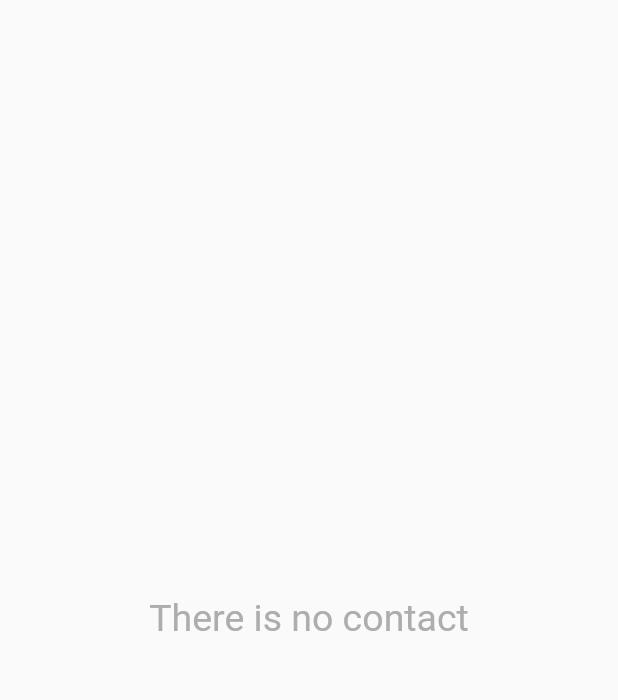
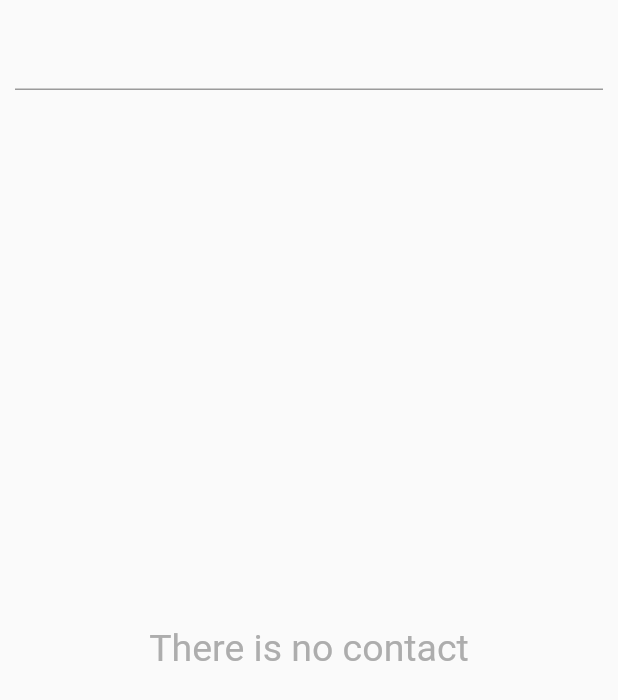
Before and after one commit to MURABIT-PASHA/Mobile-Programming-Homework-4, a Flutter app: the ContactPage screen opened by its route, on a phone screen of 412 x 824 dp. Shown: the top 700 px of the screen. Run offline on Flutter 3.47's test engine with Material 2 defaults, Android fonts, the phone set to English and light mode, and no system bars; our stand-ins replace lottie; Roboto replaces fonts that are missing (Dongle).

Commit message:
Some bugs are fixed

```diff
--- a/lib/contact_page.dart
+++ b/lib/contact_page.dart
@@ -2,6 +2,7 @@ import 'dart:convert';
 import 'dart:io';
 
 import 'package:flutter/material.dart';
+import 'package:homework_4/contact_manager.dart';
 import 'package:homework_4/edit_page.dart';
 import 'package:path_provider/path_provider.dart';
 
@@ -14,11 +15,72 @@ class ContactPage extends StatefulWidget {
 }
 
 class _ContactPageState extends State<ContactPage> {
+  String find = "";
+  Color activeColor = const Color(0xFF000000);
+  Color nonactiveColor = const Color(0xFFADADAD);
+  ContactManager contactManager = ContactManager();
+  List<String> contacts = [];
   @override
   Widget build(BuildContext context) {
-    Color activeColor = const Color(0xFF000000);
-    Color nonactiveColor = const Color(0xFFADADAD);
-    List<String> contacts = [];
+    return Scaffold(
+      body: SafeArea(
+        child: ListView(
+          children: [
+            Container(
+              padding: const EdgeInsets.all(10),
+              width: MediaQuery.of(context).size.width,
+              height: 70,
+              child: TextField(
+                decoration: InputDecoration(
+                  suffix: IconButton(
+                      onPressed: ()async{
+                        var person = await contactManager.getContact(find);
+                        print(person);
+                      },
+                      icon: Icon(Icons.search, color: Colors.black,)),
+                ),
+                onChanged: (value){
+                  find = value;
+                },
+              ),
+            ),
+            Container(
+              height: MediaQuery.of(context).size.height - 100,
+              width: MediaQuery.of(context).size.width,
+              child: FutureBuilder(
+                  future: getContact(),
+                  builder: (builder, snapshot) {
+                    if (snapshot.hasData && contacts != []) {
+                      return ListView.builder(
+                          itemCount: contacts.length,
+                          itemBuilder: (itemBuilder, index) {
+                            return ListTile(
+                              tileColor: Colors.indigo,
+                              shape: RoundedRectangleBorder(
+                                  borderRadius: BorderRadius.circular(20),),
+                              leading: const Icon(Icons.person, color: Colors.white,),
+                              title: Text(contacts[index].replaceAll(",", " "),style: const TextStyle(color: Colors.white),),
+                              trailing: IconButton(
+                                icon: const Icon(Icons.edit, color: Colors.white,),
+                                onPressed: () {
+                                   Navigator.push(context, MaterialPageRoute(builder: (builder)=>EditPage(contactInfo: contacts[index])));
+                                },
+                              ),
+                            );
+                          });
+                    }
+                    else if(contacts == []) {
+                      return Center(child: Text("There is no contact", style: TextStyle(fontFamily: "Dongle", fontSize: 25, color: nonactiveColor),));
+                    }else {
+                      return Center(child: Text("There is no contact", style: TextStyle(fontFamily: "Dongle", fontSize: 25, color: nonactiveColor),));
+                    }
+                  }),
+            ),
+          ],
+        ),
+      ),
+    );
+  }
   Future<List?> getContact() async {
     final file = await _localFile;
     if (await file.exists()) {
@@ -41,36 +103,6 @@ class _ContactPageState extends State<ContactPage> {
     }
     return null;
   }
-
-    return Scaffold(
-      body: FutureBuilder(
-          future: getContact(),
-          builder: (builder, snapshot) {
-            if (snapshot.hasData) {
-              return ListView.builder(
-                  itemCount: contacts.length,
-                  itemBuilder: (itemBuilder, index) {
-                    return ListTile(
-                      tileColor: Colors.indigo,
-                      shape: RoundedRectangleBorder(
-                          borderRadius: BorderRadius.circular(20),),
-                      leading: const Icon(Icons.person, color: Colors.white,),
-                      title: Text(contacts[index].replaceAll(",", " "),style: const TextStyle(color: Colors.white),),
-                      trailing: IconButton(
-                        icon: const Icon(Icons.edit, color: Colors.white,),
-                        onPressed: () {
-                           Navigator.push(context, MaterialPageRoute(builder: (builder)=>EditPage(contactInfo: contacts[index])));
-                        },
-                      ),
-                    );
-                  });
-            } else {
-              return Center(child: Text("There is no contact", style: TextStyle(fontFamily: "Dongle", fontSize: 25, color: nonactiveColor),));
-            }
-          }),
-    );
-  }
-
   Future<String> get _localPath async {
     final directory = await getApplicationDocumentsDirectory();
     return directory.path;
```
Also changed, not shown: lib/contact_manager.dart (+35 -17 lines), lib/edit_page.dart (+1 -15 lines). Lines whose indentation alone changed are shown as unchanged.
